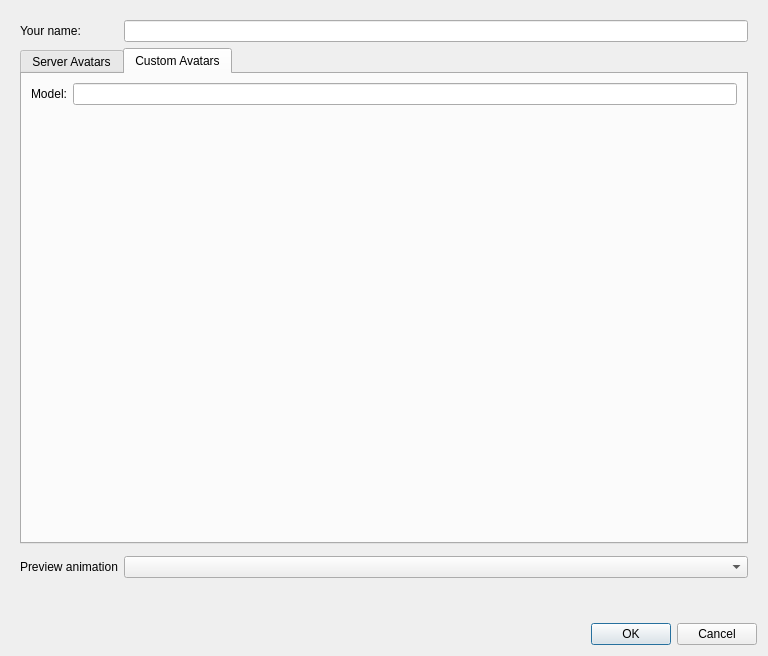
Old version of the form gui_client/AvatarSettingsDialog.ui in the repository KingdomVR/kingdomvr.
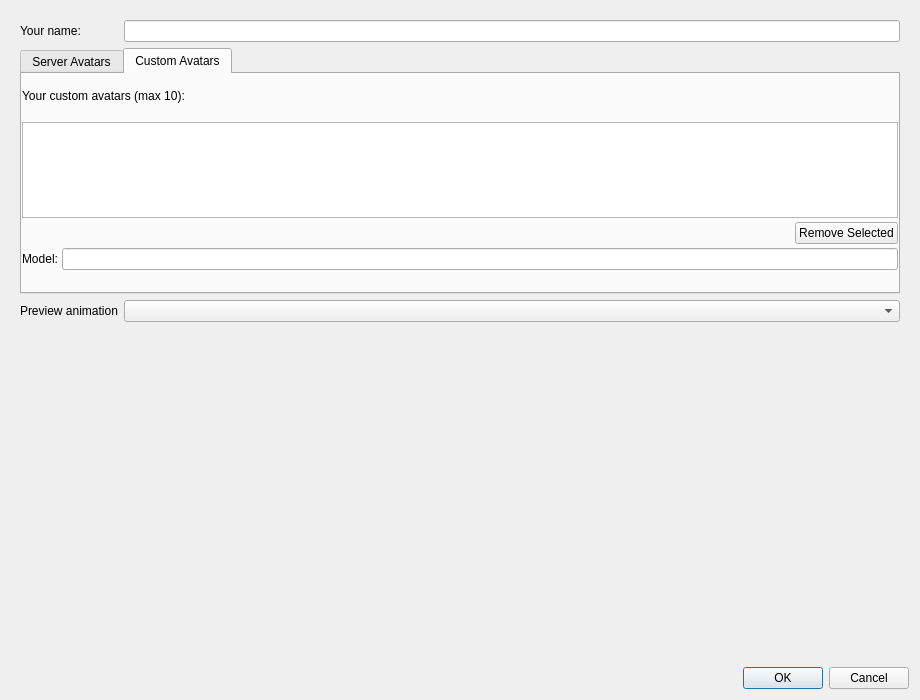
New version of the form. The open tabs and pages were chosen to show the change. Custom widgets are drawn as their Qt base class.

Commit message: Custom avatar upgrade Add quick swap of custom avatar URLs

What changed in the file:
```diff
--- a/gui_client/AvatarSettingsDialog.ui
+++ b/gui_client/AvatarSettingsDialog.ui
@@ -6,8 +6,8 @@
    <rect>
     <x>0</x>
     <y>0</y>
-    <width>768</width>
-    <height>648</height>
+    <width>920</width>
+    <height>700</height>
    </rect>
   </property>
   <property name="windowTitle">
@@ -22,6 +22,12 @@
        <verstretch>0</verstretch>
       </sizepolicy>
      </property>
+      <property name="maximumSize">
+       <size>
+        <width>16777215</width>
+        <height>320</height>
+       </size>
+      </property>
      <layout class="QFormLayout" name="formLayout">
       <item row="1" column="1">
        <widget class="QLineEdit" name="usernameLineEdit"/>
@@ -87,6 +93,74 @@
            <string>Custom Avatars</string>
           </attribute>
           <layout class="QVBoxLayout" name="verticalLayout_customTab">
+           <property name="spacing">
+            <number>4</number>
+           </property>
+           <property name="leftMargin">
+            <number>0</number>
+           </property>
+           <property name="topMargin">
+            <number>0</number>
+           </property>
+           <property name="rightMargin">
+            <number>0</number>
+           </property>
+           <property name="bottomMargin">
+            <number>0</number>
+           </property>
+           <item>
+            <widget class="QLabel" name="customAvatarListLabel">
+             <property name="text">
+              <string>Your custom avatars (max 10):</string>
+             </property>
+            </widget>
+           </item>
+           <item>
+            <widget class="QListWidget" name="customAvatarListWidget">
+               <property name="sizePolicy">
+                <sizepolicy hsizetype="Expanding" vsizetype="Maximum">
+                 <horstretch>0</horstretch>
+                 <verstretch>0</verstretch>
+                </sizepolicy>
+               </property>
+             <property name="minimumSize">
+              <size>
+               <width>0</width>
+                 <height>90</height>
+              </size>
+             </property>
+               <property name="maximumSize">
+                <size>
+                 <width>16777215</width>
+                 <height>96</height>
+                </size>
+               </property>
+            </widget>
+           </item>
+             <item>
+              <layout class="QHBoxLayout" name="horizontalLayout_customListButtons">
+               <item>
+                <spacer name="horizontalSpacer_customListButtons">
+                 <property name="orientation">
+                  <enum>Qt::Horizontal</enum>
+                 </property>
+                 <property name="sizeHint" stdset="0">
+                  <size>
+                   <width>40</width>
+                   <height>20</height>
+                  </size>
+                 </property>
+                </spacer>
+               </item>
+               <item>
+                <widget class="QPushButton" name="removeCustomAvatarButton">
+                 <property name="text">
+                  <string>Remove Selected</string>
+                 </property>
+                </widget>
+               </item>
+              </layout>
+             </item>
            <item>
             <layout class="QFormLayout" name="formLayout_customSelect">
              <item row="0" column="0">
@@ -115,22 +189,6 @@
       <item row="5" column="1">
        <widget class="QComboBox" name="animationComboBox"/>
       </item>
-    <item row="4" column="1">
-       <spacer name="verticalSpacer">
-        <property name="orientation">
-         <enum>Qt::Vertical</enum>
-        </property>
-        <property name="sizeHint" stdset="0">
-         <size>
-          <width>20</width>
-          <height>40</height>
-         </size>
-        </property>
-       </spacer>
-      </item>
-    <item row="6" column="0">
-     <widget class="QWidget" name="widget_2" native="true"/>
-    </item>
      </layout>
     </widget>
    </item>
@@ -138,7 +196,14 @@
     <widget class="QWidget" name="centralWidget" native="true">
      <layout class="QVBoxLayout" name="verticalLayout_2">
       <item>
-       <widget class="AvatarPreviewWidget" name="avatarPreviewGLWidget" native="true"/>
+         <widget class="AvatarPreviewWidget" name="avatarPreviewGLWidget" native="true">
+          <property name="minimumSize">
+           <size>
+            <width>0</width>
+            <height>280</height>
+           </size>
+          </property>
+         </widget>
       </item>
      </layout>
     </widget>
```
The commit also changes 3 other files.
